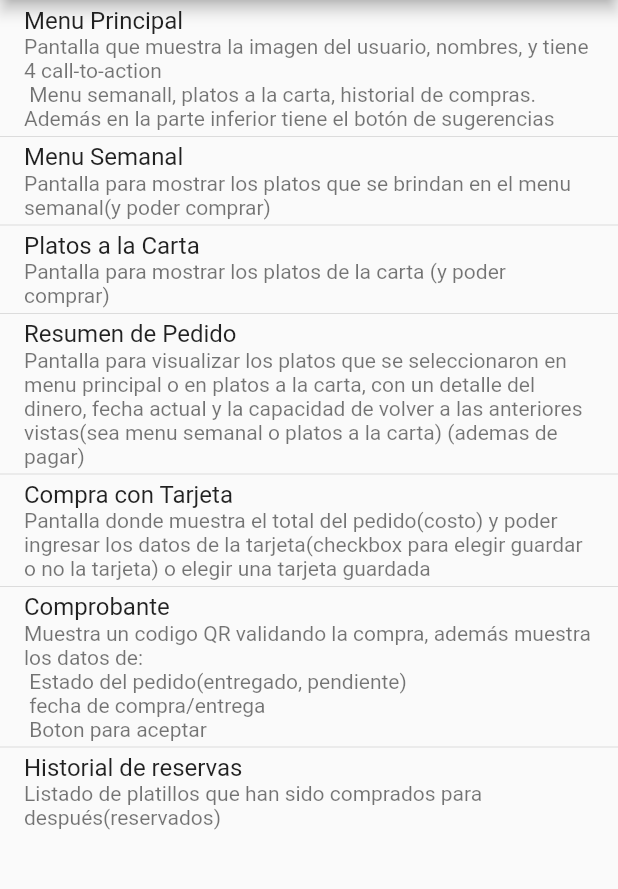
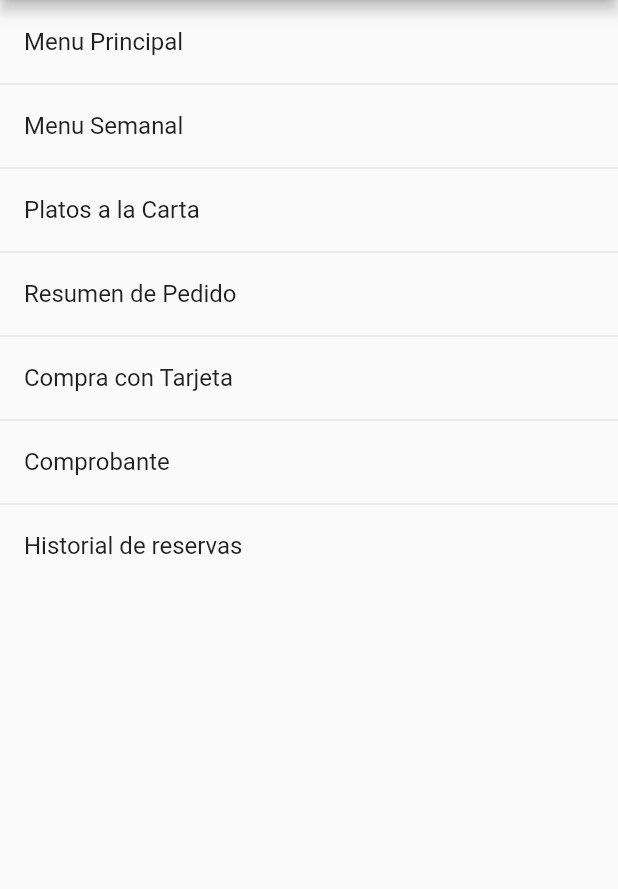
Before and after one commit to FoodYeahInc/FlutterApp, a Flutter app: the screen it shows after launch, on a phone screen of 412 x 824 dp, the part 84-973 px from its top. Run offline on Flutter 3.47's test engine with Material 2 defaults, Android fonts, the phone set to English and light mode, and no system bars.

Commit message:
Remove subtitles

```diff
--- a/lib/main.dart
+++ b/lib/main.dart
@@ -33,49 +33,42 @@ Widget _myListView(BuildContext context) {
       tiles: [
         ListTile(
           title: Text('Menu Principal'),
-          subtitle: Text('Pantalla que muestra la imagen del usuario, nombres, y tiene 4 call-to-action \n Menu semanall, platos a la carta, historial de compras. Además en la parte inferior tiene el botón de sugerencias'),
           onTap: () {
             print("sun");
           },
         ),
         ListTile(
           title: Text('Menu Semanal'),
-          subtitle: Text("Pantalla para mostrar los platos que se brindan en el menu semanal(y poder comprar)"),
           onTap: () {
             print("moon");
           },
         ),
         ListTile(
           title: Text('Platos a la Carta'),
-          subtitle: Text("Pantalla para mostrar los platos de la carta (y poder comprar)"),
           onTap: () {
             print("star");
           },
         ),
         ListTile(
           title: Text('Resumen de Pedido'),
-          subtitle: Text("Pantalla para visualizar los platos que se seleccionaron en menu principal o en platos a la carta, con un detalle del dinero, fecha actual y la capacidad de volver a las anteriores vistas(sea menu semanal o platos a la carta) (ademas de pagar)"),
           onTap: () {
             print("star");
           },
         ),
         ListTile(
           title: Text('Compra con Tarjeta'),
-          subtitle: Text("Pantalla donde muestra el total del pedido(costo) y poder ingresar los datos de la tarjeta(checkbox para elegir guardar o no la tarjeta) o elegir una tarjeta guardada"),
           onTap: () {
             print("star");
           },
         ),
         ListTile(
           title: Text('Comprobante'),
-          subtitle: Text("Muestra un codigo QR validando la compra, además muestra los datos de: \n Estado del pedido(entregado, pendiente) \n fecha de compra/entrega \n Boton para aceptar"),
           onTap: () {
             print("star");
           },
         ),
         ListTile(
           title: Text('Historial de reservas'),
-          subtitle: Text("Listado de platillos que han sido comprados para después(reservados)"),
           onTap: () {
             print("star");
           },
```
